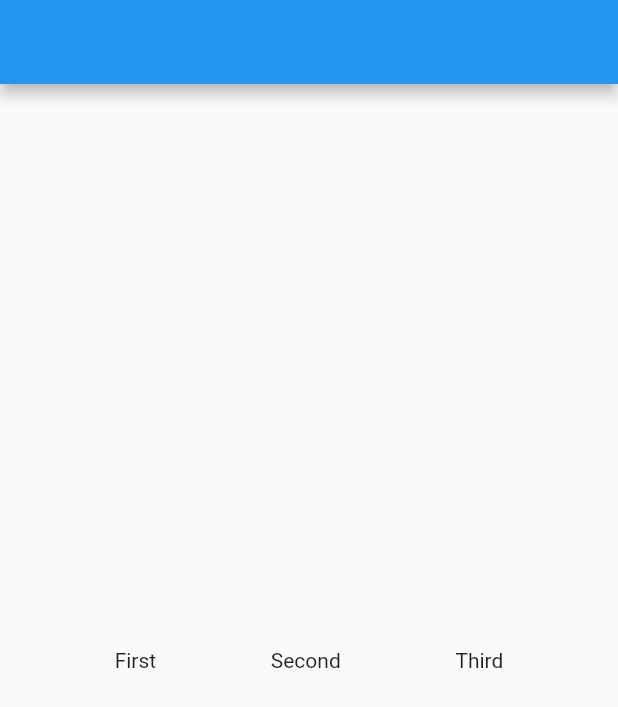
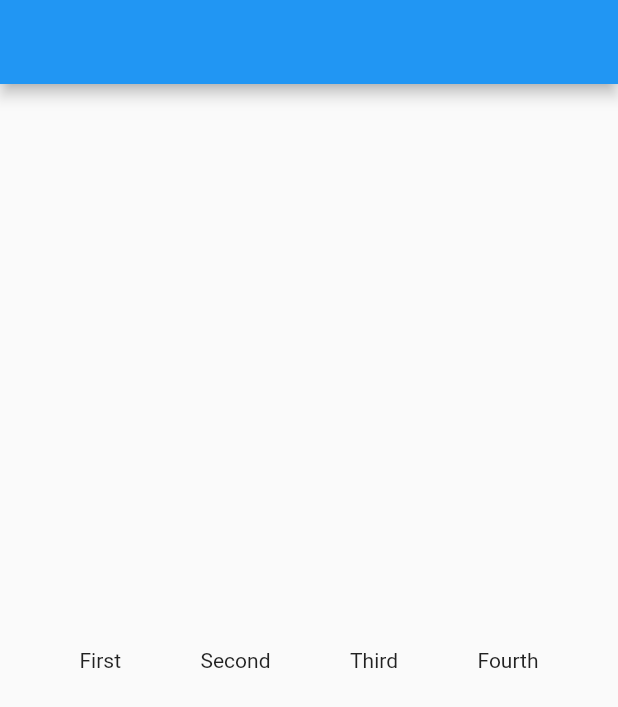
Before and after one commit to Madhu1913/gitprac, a Flutter app: the screen it shows after launch, on a phone screen of 412 x 824 dp. Shown: the top 707 px of the screen. Run offline on Flutter 3.47's test engine with Material 2 defaults, Android fonts, the phone set to English and light mode, and no system bars.

Commit message:
testing 2

```diff
--- a/lib/main.dart
+++ b/lib/main.dart
@@ -33,6 +33,7 @@ class _FirstScreenState extends State<FirstScreen> {
             Text('First'),
             Text('Second'),
             Text('Third'),
+            Text('Fourth')
           ],
         ),
       ),
```
